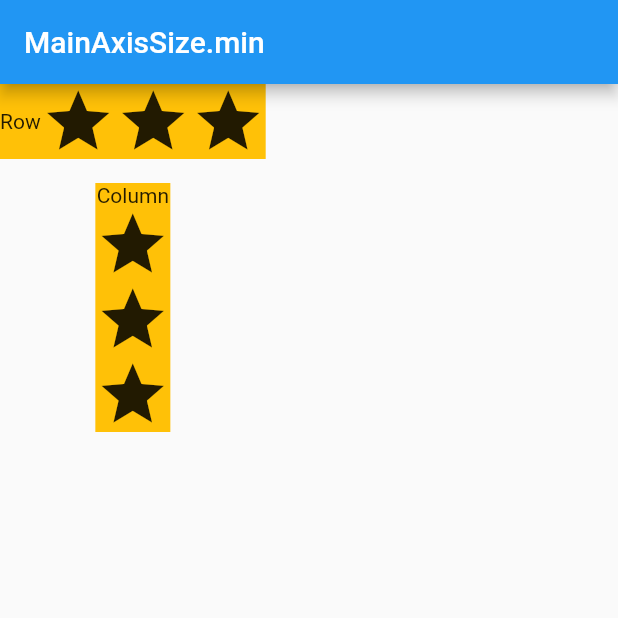
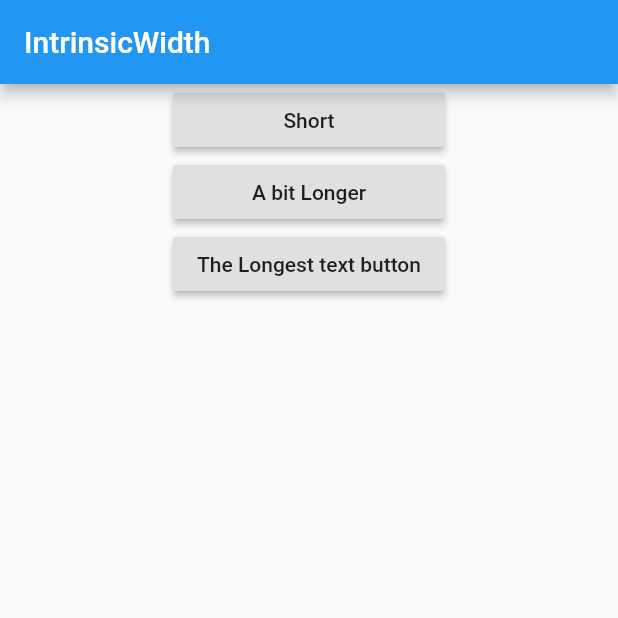
Before and after one commit to after-six/flutter-layout-wonwoo, a Flutter app: the screen it shows after launch, on a phone screen of 412 x 824 dp, the top half of it. Run offline on Flutter 3.47's test engine with Material 2 defaults, Android fonts, the phone set to English and light mode, and no system bars.

Commit message:
IntrinsicWidth

```diff
--- a/lib/main.dart
+++ b/lib/main.dart
@@ -8,126 +8,27 @@ class MyApp extends StatelessWidget {
   Widget build(BuildContext context) {
     return MaterialApp(
       home: Scaffold(
-        appBar: AppBar(
-          title: Text('MainAxisSize.min'),
-        ),
-        // Row and Column - MainAxisAlignment
-        /*body: Column(
-          children: <Widget>[
-            Row(
-//              mainAxisAlignment: MainAxisAlignment.start, // Step 1
-//              mainAxisAlignment: MainAxisAlignment.center, // Step 2
-//              mainAxisAlignment: MainAxisAlignment.end, // Step 3
-//              mainAxisAlignment: MainAxisAlignment.spaceBetween, // Step 4
-//              mainAxisAlignment: MainAxisAlignment.spaceEvenly, // Step 5
-              mainAxisAlignment: MainAxisAlignment.spaceAround, // Step 6
+        appBar: AppBar(title: Text('IntrinsicWidth')),
+        body: Center(
+          child: IntrinsicWidth(
+            child: Column(
+              crossAxisAlignment: CrossAxisAlignment.stretch,
               children: <Widget>[
-                Text('Row'),
-                Icon(Icons.star, size: 50),
-                Icon(Icons.star, size: 50),
-                Icon(Icons.star, size: 50),
+                RaisedButton(
+                  onPressed: () {},
+                  child: Text('Short'),
+                ),
+                RaisedButton(
+                  onPressed: () {},
+                  child: Text('A bit Longer'),
+                ),
+                RaisedButton(
+                  onPressed: () {},
+                  child: Text('The Longest text button'),
+                ),
               ],
             ),
-            Text(''),
-            Column(
-//              mainAxisAlignment: MainAxisAlignment.start, // Step 1
-//              mainAxisAlignment: MainAxisAlignment.center, // Step 2
-//              mainAxisAlignment: MainAxisAlignment.end, // Step 3
-//              mainAxisAlignment: MainAxisAlignment.spaceBetween, // Step 4
-//              mainAxisAlignment: MainAxisAlignment.spaceEvenly, // Step 5
-              mainAxisAlignment: MainAxisAlignment.spaceAround, // Step 6
-              children: <Widget>[
-                Text('Column'),
-                Icon(Icons.star, size: 50),
-                Icon(Icons.star, size: 50),
-                Icon(Icons.star, size: 50),
-              ],
-            ),
-          ],
-        ),*/
-        //
-        //
-        // Row and Column - CrossAxisAlignment
-        /*body: Row(
-          crossAxisAlignment: CrossAxisAlignment.baseline,  // Step 1
-          textBaseline: TextBaseline.alphabetic,            // Step 1
-          children: <Widget>[
-            Text(
-              'Baseline',
-              style: Theme.of(context).textTheme.display3,
-            ),
-            Text(
-              'Baseline',
-              style: Theme.of(context).textTheme.body1,
-            ),
-          ],
-        ),*/
-        /*body: Column(
-          children: <Widget>[
-            Row(
-//              crossAxisAlignment: CrossAxisAlignment.start, // Step 2
-//              crossAxisAlignment: CrossAxisAlignment.center, // Step 3
-//              crossAxisAlignment: CrossAxisAlignment.end, // Step 4
-              crossAxisAlignment: CrossAxisAlignment.stretch, // Step 5 infinite height error
-              children: <Widget>[
-                Text('Row'),
-                Icon(Icons.star, size: 50),
-                Icon(Icons.star, size: 200),
-                Icon(Icons.star, size: 50),
-              ],
-            ),
-            Text(''),
-            Column(
-//              crossAxisAlignment: CrossAxisAlignment.start, // Step 2
-//              crossAxisAlignment: CrossAxisAlignment.center, // Step 3
-//              crossAxisAlignment: CrossAxisAlignment.end, // Step 4
-              crossAxisAlignment: CrossAxisAlignment.stretch, // Step 5
-              children: <Widget>[
-                Text('Column'),
-                Icon(Icons.star, size: 50),
-                Icon(Icons.star, size: 200),
-                Icon(Icons.star, size: 50),
-              ],
-            ),
-          ],
-        ),*/
-        //
-        //
-        // Row and Column - MainAxisSize
-        body: Column(
-          children: <Widget>[
-            Container(
-              decoration: BoxDecoration(
-                color: Colors.amber,
-              ),
-              child: Row(
-//                mainAxisSize: MainAxisSize.max, // step 1
-                mainAxisSize: MainAxisSize.min, // step 2
-                children: <Widget>[
-                  Text('Row'),
-                  Icon(Icons.star, size: 50),
-                  Icon(Icons.star, size: 50),
-                  Icon(Icons.star, size: 50),
-                ],
-              ),
-            ),
-            Text(''),
-            Container(
-              decoration: BoxDecoration(
-                color: Colors.amber,
-              ),
-              child: Column(
-//                mainAxisSize: MainAxisSize.max, // step 1
-                mainAxisSize: MainAxisSize.min, // step 2
-                children: <Widget>[
-                  Text('Column'),
-                  Icon(Icons.star, size: 50),
-                  Icon(Icons.star, size: 50),
-                  Icon(Icons.star, size: 50),
-                ],
-              ),
-            ),
-          ],
+          ),
         ),
       ),
     );
```
